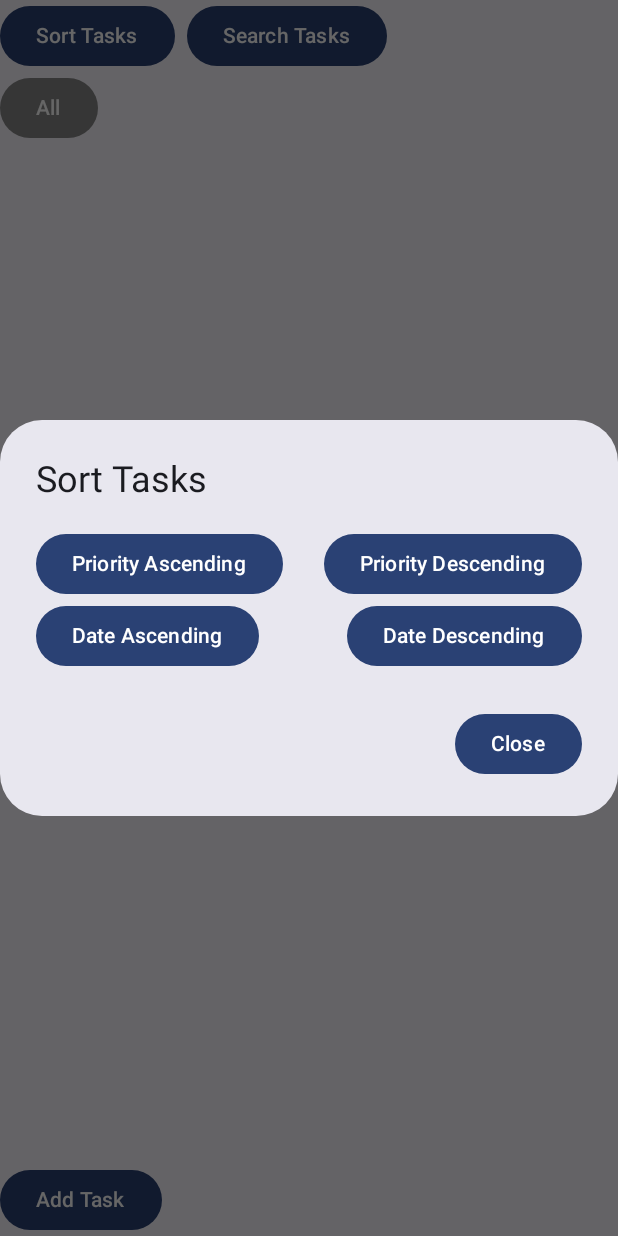
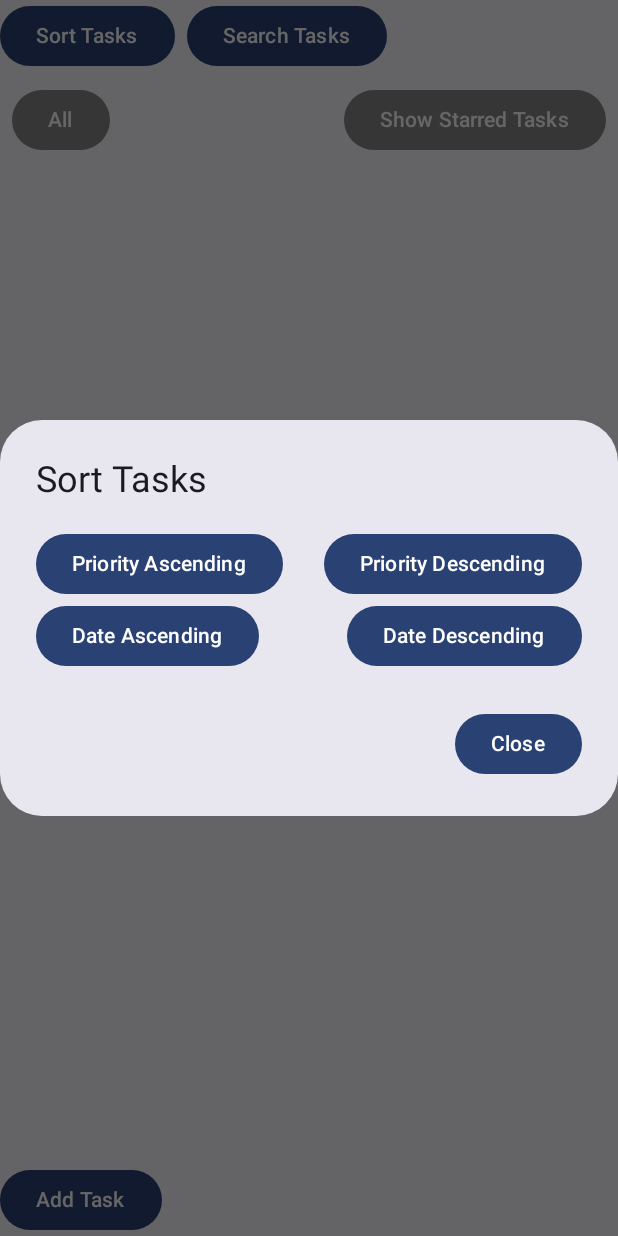
Before and after one commit to Dsasd97531/ToDoList1, an Android app built with Jetpack Compose: the screen it shows after launch (MainActivity), after a tap on "Sort Tasks", on a phone screen of 412 x 824 dp. Run offline under Robolectric (Android 15) with nearby library versions, the phone set to English and light mode, and no system bars; our stand-ins replace Room's generated code.

Commit message:
start functionality completed

```diff
--- a/app/src/main/java/com/todolist/ui/MainActivity.kt
+++ b/app/src/main/java/com/todolist/ui/MainActivity.kt
@@ -1,6 +1,7 @@
 package com.todolist.ui
 
 import android.os.Bundle
+import android.util.Log
 import androidx.activity.ComponentActivity
 import androidx.activity.compose.setContent
 import androidx.activity.viewModels
@@ -54,8 +55,16 @@ fun ToDoListScreen(taskViewModel: TaskViewModel) {
     val sortOption = remember { mutableStateOf("Priority") }
     val sortAscending = remember { mutableStateOf(true) }
     val selectedTag = remember { mutableStateOf("All") }
+    val showStarredTasksOnly = remember { mutableStateOf(false) }
 
-    val filteredTasks = filterTasksByTag(filterTasks(tasks, searchQuery.value), selectedTag.value)
+    var filteredTasks = filterTasksByTag(
+        filterTasks(
+            tasks,
+            searchQuery.value,
+            showStarredTasksOnly.value
+        ),
+        selectedTag.value
+    )
 
     Scaffold(
         modifier = Modifier.fillMaxSize(),
@@ -71,12 +80,32 @@ fun ToDoListScreen(taskViewModel: TaskViewModel) {
                     }) {
                         Text(if (showSearchDialog.value) "Close Search" else "Search Tasks")
                     }
+                    Spacer(modifier = Modifier.width(8.dp))
                 }
-                TaskTagDropdown(
-                    selectedTag = selectedTag.value,
-                    onTagSelected = { selectedTag.value = it },
-                    modifier = Modifier.fillMaxWidth()
-                )
+                Row(
+                    modifier = Modifier
+                        .fillMaxWidth()
+                        .padding(8.dp),
+                    verticalAlignment = Alignment.CenterVertically
+                ) {
+                    TaskTagDropdown(
+                        selectedTag = selectedTag.value,
+                        onTagSelected = { selectedTag.value = it },
+                        modifier = Modifier.weight(1f)
+                    )
+                    Spacer(modifier = Modifier.width(8.dp))
+                    Button(
+                        onClick = {
+                            showStarredTasksOnly.value = !showStarredTasksOnly.value
+                        },
+                        colors = ButtonDefaults.buttonColors(containerColor = Color.Gray)
+                    ) {
+                        Text(
+                            text = if (showStarredTasksOnly.value) "Show All Tasks" else "Show Starred Tasks",
+                            color = Color.White
+                        )
+                    }
+                }
                 if (showSearchDialog.value) {
                     SearchDialog(
                         searchQuery = searchQuery.value,
@@ -99,13 +128,16 @@ fun ToDoListScreen(taskViewModel: TaskViewModel) {
                 .fillMaxWidth()
                 .padding(paddingValues)
                 .padding(16.dp)
-                .verticalScroll(scrollState)) {
+                .verticalScroll(scrollState)
+        ) {
             if (filteredTasks.isEmpty() && searchQuery.value.isNotEmpty()) {
                 Text("No tasks found", modifier = Modifier.padding(16.dp))
             } else {
                 filteredTasks.forEach { task ->
                     val editState = editDialogStates.getOrPut(task) { mutableStateOf(false) }
-                    TaskItem(task = task, showDialog = editState, taskViewModel = taskViewModel)
+                    key(task.id) { // Ensure proper recomposition with key
+                        TaskItem(task = task, showDialog = editState, taskViewModel = taskViewModel)
+                    }
                 }
             }
             if (showAddDialog.value) {
@@ -136,6 +168,7 @@ fun ToDoListScreen(taskViewModel: TaskViewModel) {
         }
     }
 }
+
 
 @Composable
 fun TaskItem(
@@ -205,8 +238,6 @@ fun TaskItem(
             }
         }
 
-        val initialTag = remember(task) { TaskTag.fromDisplayName(task.tags.first()) }
-        val newTaskTags = remember { mutableStateOf(initialTag) }
         if (showDialog.value) {
             EditDialog(
                 task = task,
--- a/app/src/main/java/com/todolist/ui/components/SearchDialog.kt
+++ b/app/src/main/java/com/todolist/ui/components/SearchDialog.kt
@@ -24,8 +24,14 @@ fun SearchDialog(
 }
 
 
-fun filterTasks(tasks: List<Task>, query: String): List<Task> {
-    return if (query.isEmpty()) tasks else tasks.filter {
-        it.title.contains(query, ignoreCase = true)
+fun filterTasks(tasks: List<Task>, searchQuery: String, showStarredTasksOnly: Boolean): List<Task> {
+    val filteredBySearch = if (searchQuery.isEmpty()) tasks else tasks.filter {
+        it.title.contains(searchQuery, ignoreCase = true) ||
+                it.description.contains(searchQuery, ignoreCase = true)
+    }
+    return if (showStarredTasksOnly) {
+        filteredBySearch.filter { it.isStarred }
+    } else {
+        filteredBySearch
     }
 }
--- a/app/src/main/java/com/todolist/viewmodel/TaskViewModel.kt
+++ b/app/src/main/java/com/todolist/viewmodel/TaskViewModel.kt
@@ -1,6 +1,7 @@
 package com.todolist.viewmodel
 
 import android.app.Application
+import android.util.Log
 import androidx.lifecycle.AndroidViewModel
 import androidx.lifecycle.viewModelScope
 import com.todolist.data.DatabaseProvider
@@ -14,7 +15,6 @@ import kotlinx.coroutines.launch
 import kotlinx.coroutines.withContext
 
 class TaskViewModel(application: Application) : AndroidViewModel(application) {
-
     val repository: TaskRepository
 
     private val _tasks = MutableStateFlow<List<Task>>(emptyList())
@@ -40,8 +40,7 @@ class TaskViewModel(application: Application) : AndroidViewModel(application) {
             withContext(Dispatchers.IO) {
                 repository.insertTask(task)
             }
-            // Добавляем новую задачу к текущему списку
-            _tasks.value = _tasks.value + task
+            loadTasks() // Reload the tasks after insertion
         }
     }
 
@@ -50,7 +49,7 @@ class TaskViewModel(application: Application) : AndroidViewModel(application) {
             withContext(Dispatchers.IO) {
                 repository.updateTask(task)
             }
-            // Обновляем задачу в текущем списке
+            // Update the task list after modification
             _tasks.value = _tasks.value.map {
                 if (it.id == task.id) task else it
             }
@@ -62,11 +61,10 @@ class TaskViewModel(application: Application) : AndroidViewModel(application) {
             withContext(Dispatchers.IO) {
                 repository.deleteTask(task)
             }
-            // Удаляем задачу из текущего списка
+            // Update the task list after deletion
             _tasks.value = _tasks.value.filter { it.id != task.id }
         }
     }
-
 
     fun sortTasksByPriority(ascending: Boolean) {
         viewModelScope.launch {
```
